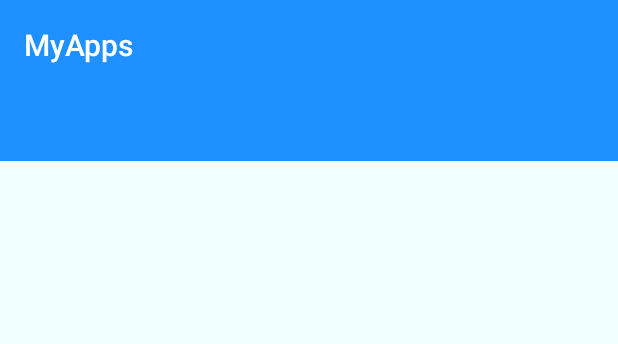
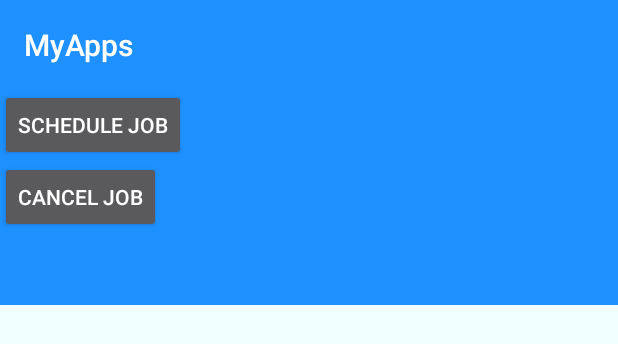
Before and after one commit to michaelwilliamalexander/Pr_Prog_Andro, an Android app: the layout activity_home.xml on its own in the app's theme, with its tools: preview values and no code run, on a phone screen of 412 x 824 dp. Shown: the top 344 px of the screen. Run offline under Robolectric (Android 15) with nearby library versions, the phone set to English and light mode, and no system bars.

Commit message:
Add Job Service Scheduller

```diff
--- a/app/build.gradle
+++ b/app/build.gradle
@@ -5,7 +5,7 @@ android {
     buildToolsVersion "29.0.2"
     defaultConfig {
         applicationId "com.example.logins"
-        minSdkVersion 19
+        minSdkVersion 21
         targetSdkVersion 29
         versionCode 1
         versionName "1.0"
--- a/app/src/main/AndroidManifest.xml
+++ b/app/src/main/AndroidManifest.xml
@@ -4,6 +4,8 @@
 
     <uses-permission android:name="android.permission.ACCESS_NETWORK_STATE" />
     <uses-permission android:name="android.permission.INTERNET" />
+    <uses-permission android:name="android.permission.RECEIVE_BOOT_COMPLETED" />
+
     <application
         android:name=".App"
         android:allowBackup="true"
@@ -29,6 +31,9 @@
         <activity
             android:name=".AboutActivity"
             android:label="@string/app_name"></activity>
+        <service
+            android:name=".MyJobService"
+            android:permission="android.permission.BIND_JOB_SERVICE" />
     </application>
 
 </manifest>
--- a/app/src/main/java/com/example/logins/App.java
+++ b/app/src/main/java/com/example/logins/App.java
@@ -27,7 +27,6 @@ public class App extends Application {
                     "WIFI OFF",
                     NotificationManager.IMPORTANCE_DEFAULT
             );
-
             NotificationManager manager =  getSystemService(NotificationManager.class);
             manager.createNotificationChannel(on);
             manager.createNotificationChannel(off);
--- a/app/src/main/res/layout/activity_home.xml
+++ b/app/src/main/res/layout/activity_home.xml
@@ -28,6 +28,18 @@
         android:text="MyApps"
         android:textAppearance="@style/TextAppearance.Widget.AppCompat.Toolbar.Title" />
 
+        <Button
+            android:layout_width="wrap_content"
+            android:layout_height="wrap_content"
+            android:onClick="scheduleJob"
+            android:text="Schedule Job" />
+
+        <Button
+            android:layout_width="wrap_content"
+            android:layout_height="wrap_content"
+            android:onClick="cancelJob"
+            android:text="Cancel Job" />
+
     <androidx.viewpager.widget.ViewPager
         android:id="@+id/view_pager"
         android:layout_width="match_parent"
@@ -35,7 +47,6 @@
         android:background="@color/azure"
         tools:layout_editor_absoluteX="-16dp"
         tools:layout_editor_absoluteY="-36dp">
-
         <com.google.android.material.tabs.TabLayout
 
             android:id="@+id/tab"
@@ -43,6 +54,7 @@
             android:layout_width="match_parent"
             android:layout_height="wrap_content"
             android:background="@color/blue_light" />
+
     </androidx.viewpager.widget.ViewPager>
 
     </com.google.android.material.appbar.AppBarLayout>
```
Also changed, not shown: app/src/main/java/com/example/logins/HomeActivity.java (+26 -0 lines), app/src/main/java/com/example/logins/MyJobService.java (added, +58 -0 lines).
